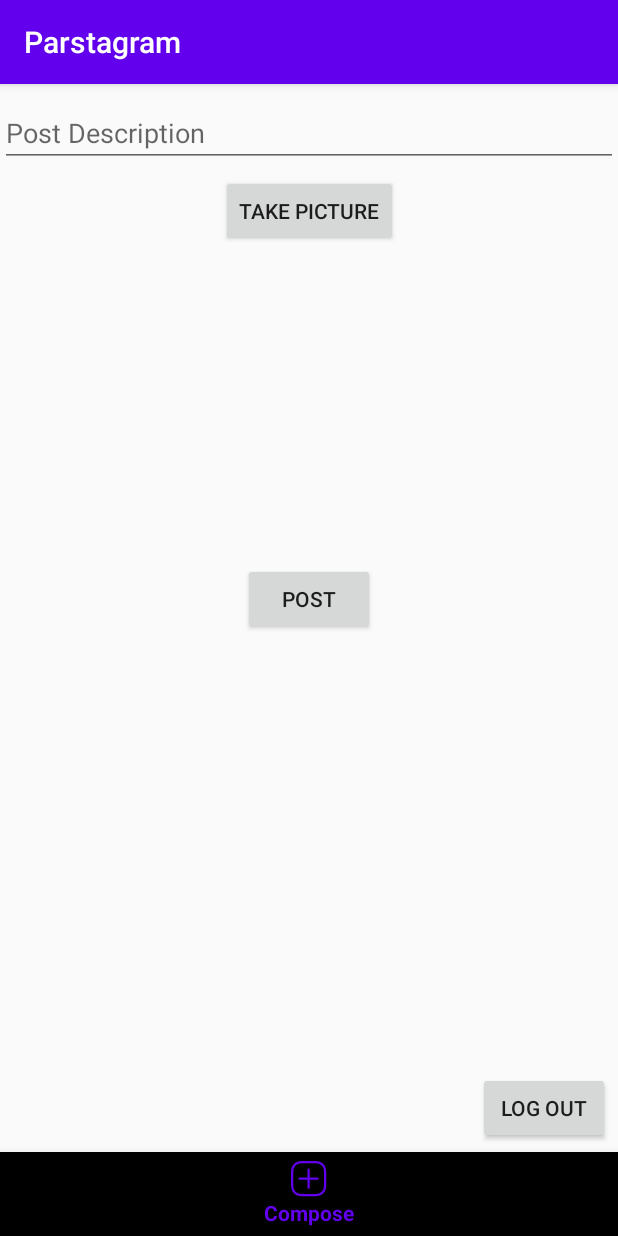
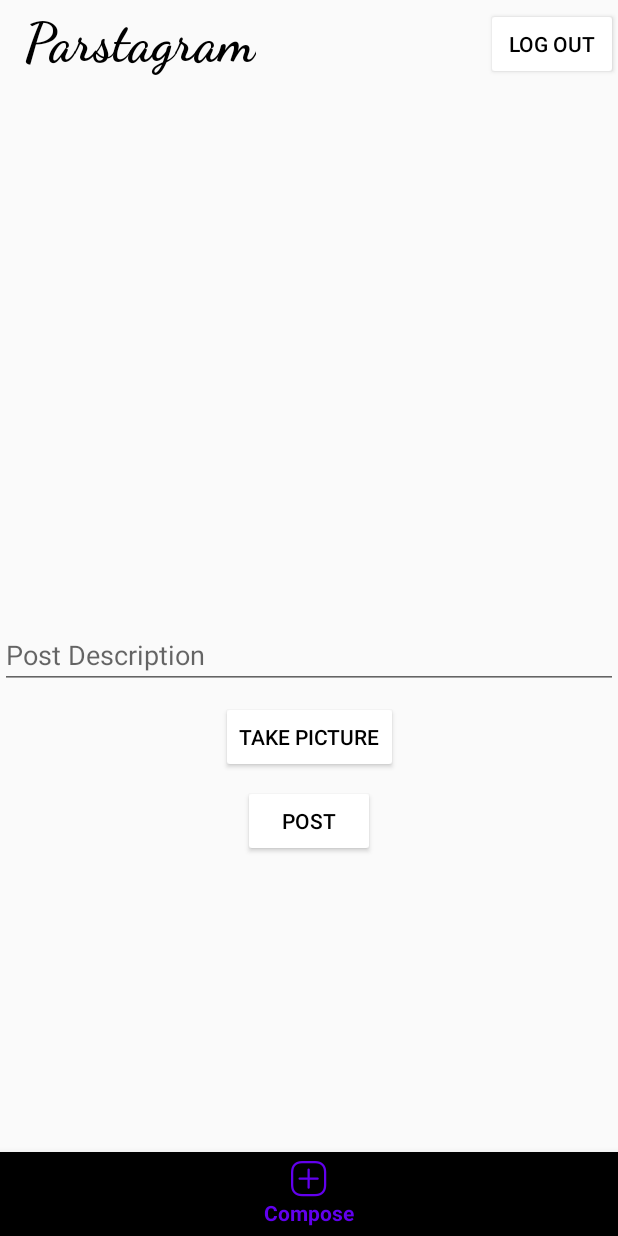
Before and after one commit to Mvye/Parstagram, an Android app: the HomeActivity screen opened directly, with no data from a screen before it, item 2 of the bottom bar chosen, on a phone screen of 412 x 824 dp. Run offline under Robolectric (Android 15) with nearby library versions, the phone set to English and light mode, and no system bars; libraries missing offline, so code that uses them is left out: com.parse; pictures from the network do not load; 5 statements that could not run were skipped.

Commit message:
Added logout button to fake toolbar, removed logout button from ComposeFragment

```diff
--- a/app/src/main/java/com/mervynm/parstagram/HomeActivity.java
+++ b/app/src/main/java/com/mervynm/parstagram/HomeActivity.java
@@ -5,31 +5,51 @@ import androidx.appcompat.app.AppCompatActivity;
 import androidx.fragment.app.Fragment;
 import androidx.fragment.app.FragmentManager;
 
+import android.content.Context;
+import android.content.Intent;
 import android.os.Bundle;
 import android.view.MenuItem;
 import android.view.View;
+import android.widget.Button;
 import android.widget.Toast;
 
 import com.google.android.material.bottomnavigation.BottomNavigationView;
 import com.mervynm.parstagram.fragments.ComposeFragment;
 import com.mervynm.parstagram.fragments.HomeFragment;
 import com.mervynm.parstagram.fragments.ProfileFragment;
+import com.parse.ParseUser;
 
 public class HomeActivity extends AppCompatActivity {
 
+    Context context;
     final FragmentManager fragmentManager = getSupportFragmentManager();
     BottomNavigationView bottomNavigationView;
+    Button buttonLogOut;
 
     @Override
     protected void onCreate(Bundle savedInstanceState) {
         super.onCreate(savedInstanceState);
         setContentView(R.layout.activity_home);
-        bottomNavigationView = findViewById(R.id.bottom_navigation);
+        context = this;
+        logoutButton();
         setupBottomNavigationItemSelected();
-        bottomNavigationView.setSelectedItemId(R.id.action_home);
+    }
+
+    private void logoutButton() {
+        buttonLogOut = findViewById(R.id.buttonLogOut);
+        buttonLogOut.setOnClickListener(new View.OnClickListener() {
+            @Override
+            public void onClick(View view) {
+                ParseUser.logOut();
+                Intent i = new Intent(context, LoginActivity.class);
+                Toast.makeText(context, "Successfully Logged Out", Toast.LENGTH_SHORT).show();
+                startActivity(i);
+            }
+        });
     }
 
     private void setupBottomNavigationItemSelected() {
+        bottomNavigationView = findViewById(R.id.bottom_navigation);
         bottomNavigationView.setOnNavigationItemSelectedListener(new BottomNavigationView.OnNavigationItemSelectedListener() {
             @Override
             public boolean onNavigationItemSelected(@NonNull MenuItem menuItem) {
@@ -47,5 +67,6 @@ public class HomeActivity extends AppCompatActivity {
                 return true;
             }
         });
+        bottomNavigationView.setSelectedItemId(R.id.action_home);
     }
 }
--- a/app/src/main/java/com/mervynm/parstagram/fragments/ComposeFragment.java
+++ b/app/src/main/java/com/mervynm/parstagram/fragments/ComposeFragment.java
@@ -24,7 +24,6 @@ import android.widget.Toast;
 
 import com.mervynm.parstagram.BitmapScaler;
 import com.mervynm.parstagram.HomeActivity;
-import com.mervynm.parstagram.LoginActivity;
 import com.mervynm.parstagram.Post;
 import com.mervynm.parstagram.R;
 import com.parse.ParseException;
@@ -42,7 +41,6 @@ public class ComposeFragment extends Fragment {
     public static final String TAG = "ComposeFragment";
     public static final int CAPTURE_IMAGE_ACTIVITY_REQUEST_CODE = 72;
 
-    Button buttonLogOut;
     Button buttonTakePicture;
     Button buttonMakePost;
     EditText editTextPostDescription;
@@ -66,7 +64,6 @@ public class ComposeFragment extends Fragment {
     public void onViewCreated(@NonNull View view, @Nullable Bundle savedInstanceState) {
         super.onViewCreated(view, savedInstanceState);
         setUpVariables(view);
-        logoutButton();
         takePicture();
         createPost();
     }
@@ -74,21 +71,8 @@ public class ComposeFragment extends Fragment {
     private void setUpVariables(View view) {
         editTextPostDescription = view.findViewById(R.id.editTextPostDescription);
         imageViewPostImage = view.findViewById(R.id.imageViewPostPicture);
-        buttonLogOut = view.findViewById(R.id.buttonLogOut);
         buttonTakePicture = view.findViewById(R.id.buttonTakePicture);
         buttonMakePost = view.findViewById(R.id.buttonMakePost);
-    }
-
-    private void logoutButton() {
-        buttonLogOut.setOnClickListener(new View.OnClickListener() {
-            @Override
-            public void onClick(View view) {
-                ParseUser.logOut();
-                Intent i = new Intent(getContext(), LoginActivity.class);
-                Toast.makeText(getContext(), "Successfully Logged Out", Toast.LENGTH_SHORT).show();
-                startActivity(i);
-            }
-        });
     }
 
     private void takePicture() {
--- a/app/src/main/res/layout/activity_home.xml
+++ b/app/src/main/res/layout/activity_home.xml
@@ -6,13 +6,44 @@
     android:layout_height="match_parent"
     tools:context=".HomeActivity">
 
+    <androidx.appcompat.widget.Toolbar
+        android:id="@+id/toolbar"
+        android:layout_width="match_parent"
+        android:layout_height="wrap_content"
+        app:layout_constraintEnd_toEndOf="parent"
+        app:layout_constraintStart_toStartOf="parent"
+        app:layout_constraintTop_toTopOf="parent">
+        <TextView
+            android:id="@+id/textViewTitle"
+            android:layout_width="wrap_content"
+            android:layout_height="wrap_content"
+            android:fontFamily="cursive"
+            android:text="@string/parstagram"
+            android:textColor="#000000"
+            android:textSize="36sp"
+            android:textStyle="bold"
+            app:layout_constraintEnd_toEndOf="parent"
+            app:layout_constraintStart_toStartOf="parent"
+            tools:layout_editor_absoluteY="5dp" />
+    </androidx.appcompat.widget.Toolbar>
+
+    <Button
+        android:id="@+id/buttonLogOut"
+        style="@style/Widget.AppCompat.Button.Colored"
+        android:layout_width="wrap_content"
+        android:layout_height="wrap_content"
+        android:layout_marginTop="5dp"
+        android:backgroundTint="#FFFFFF"
+        android:text="@string/log_out"
+        android:textColor="#000000"
+        app:layout_constraintEnd_toEndOf="parent"
+        app:layout_constraintTop_toTopOf="parent" />
     <FrameLayout
         android:id="@+id/frameLayoutContainer"
         android:layout_width="match_parent"
         android:layout_height="0dp"
         app:layout_constraintBottom_toTopOf="@+id/bottom_navigation"
-        app:layout_constraintTop_toTopOf="parent" />
-
+        app:layout_constraintTop_toBottomOf="@+id/toolbar" />
     <com.google.android.material.bottomnavigation.BottomNavigationView
         android:id="@+id/bottom_navigation"
         android:layout_width="0dp"
--- a/app/src/main/res/layout/activity_login.xml
+++ b/app/src/main/res/layout/activity_login.xml
@@ -6,6 +6,19 @@
     android:layout_height="match_parent"
     tools:context=".LoginActivity">
 
+    <TextView
+        android:id="@+id/textViewTitle"
+        android:layout_width="wrap_content"
+        android:layout_height="wrap_content"
+        android:layout_marginBottom="30dp"
+        android:fontFamily="cursive"
+        android:text="@string/parstagram"
+        android:textColor="#000000"
+        android:textSize="36sp"
+        android:textStyle="bold"
+        app:layout_constraintBottom_toTopOf="@+id/editTextUsername"
+        app:layout_constraintEnd_toEndOf="parent"
+        app:layout_constraintStart_toStartOf="parent" />
     <EditText
         android:id="@+id/editTextUsername"
         android:layout_width="wrap_content"
@@ -19,7 +32,6 @@
         app:layout_constraintHorizontal_bias="0.5"
         app:layout_constraintStart_toStartOf="parent"
         app:layout_constraintTop_toTopOf="parent" />
-
     <EditText
         android:id="@+id/editTextPassword"
         android:layout_width="wrap_content"
@@ -32,7 +44,6 @@
         app:layout_constraintHorizontal_bias="0.5"
         app:layout_constraintStart_toStartOf="parent"
         app:layout_constraintTop_toBottomOf="@+id/editTextUsername" />
-
     <Button
         android:id="@+id/buttonLogin"
         android:layout_width="210dp"
@@ -44,7 +55,6 @@
         app:layout_constraintEnd_toEndOf="parent"
         app:layout_constraintStart_toStartOf="parent"
         app:layout_constraintTop_toBottomOf="@+id/editTextPassword" />
-
     <Button
         android:id="@+id/buttonSignUp"
         android:layout_width="210dp"
@@ -56,18 +66,4 @@
         app:layout_constraintHorizontal_bias="0.5"
         app:layout_constraintStart_toStartOf="parent"
         app:layout_constraintTop_toBottomOf="@+id/buttonLogin" />
-
-    <TextView
-        android:id="@+id/textViewTitle"
-        android:layout_width="wrap_content"
-        android:layout_height="wrap_content"
-        android:layout_marginBottom="30dp"
-        android:fontFamily="cursive"
-        android:text="@string/parstagram"
-        android:textSize="36sp"
-        android:textStyle="bold"
-        app:layout_constraintBottom_toTopOf="@+id/editTextUsername"
-        app:layout_constraintEnd_toEndOf="parent"
-        app:layout_constraintStart_toStartOf="parent" />
-
 </androidx.constraintlayout.widget.ConstraintLayout>
--- a/app/src/main/res/layout/fragment_compose.xml
+++ b/app/src/main/res/layout/fragment_compose.xml
@@ -6,60 +6,52 @@
     xmlns:app="http://schemas.android.com/apk/res-auto"
     tools:context=".fragments.ComposeFragment">
 
-    <Button
-        android:id="@+id/buttonLogOut"
-        android:layout_width="wrap_content"
-        android:layout_height="wrap_content"
-        android:layout_marginEnd="5dp"
-        android:layout_marginBottom="5dp"
-        android:text="@string/log_out"
-        app:layout_constraintBottom_toBottomOf="parent"
-        app:layout_constraintEnd_toEndOf="parent" />
-
+    <ImageView
+        android:id="@+id/imageViewPostPicture"
+        android:layout_width="0dp"
+        android:layout_height="200dp"
+        android:layout_marginTop="150dp"
+        android:contentDescription="@string/image_post"
+        app:layout_constraintEnd_toEndOf="parent"
+        app:layout_constraintHorizontal_bias="0.0"
+        app:layout_constraintStart_toStartOf="parent"
+        app:layout_constraintTop_toTopOf="parent"
+        tools:srcCompat="@tools:sample/avatars" />
     <EditText
         android:id="@+id/editTextPostDescription"
         android:layout_width="0dp"
         android:layout_height="wrap_content"
-        android:layout_marginTop="10dp"
+        android:layout_marginTop="8dp"
         android:ems="10"
         android:hint="@string/post_description"
+        android:importantForAutofill="no"
         android:inputType="text"
         app:layout_constraintEnd_toEndOf="parent"
+        app:layout_constraintHorizontal_bias="1.0"
         app:layout_constraintStart_toStartOf="parent"
-        app:layout_constraintTop_toTopOf="parent"
-        android:importantForAutofill="no" />
-
+        app:layout_constraintTop_toBottomOf="@id/imageViewPostPicture" />
     <Button
         android:id="@+id/buttonTakePicture"
         android:layout_width="wrap_content"
         android:layout_height="wrap_content"
-        android:layout_marginTop="5dp"
+        android:layout_marginTop="8dp"
+        android:backgroundTint="#FFFFFF"
         android:text="@string/take_picture"
+        android:textColor="#000000"
         app:layout_constraintEnd_toEndOf="parent"
+        app:layout_constraintHorizontal_bias="0.5"
         app:layout_constraintStart_toStartOf="parent"
         app:layout_constraintTop_toBottomOf="@+id/editTextPostDescription" />
-
     <Button
         android:id="@+id/buttonMakePost"
         android:layout_width="wrap_content"
         android:layout_height="wrap_content"
-        android:layout_marginTop="5dp"
+        android:layout_marginTop="8dp"
+        android:backgroundTint="#FFFFFF"
         android:text="@string/post"
+        android:textColor="#000000"
         app:layout_constraintEnd_toEndOf="parent"
         app:layout_constraintHorizontal_bias="0.5"
         app:layout_constraintStart_toStartOf="parent"
-        app:layout_constraintTop_toBottomOf="@+id/imageViewPostPicture" />
-
-    <ImageView
-        android:id="@+id/imageViewPostPicture"
-        android:layout_width="0dp"
-        android:layout_height="200dp"
-        android:layout_marginTop="5dp"
-        android:contentDescription="@string/image_post"
-        app:layout_constraintEnd_toEndOf="parent"
-        app:layout_constraintHorizontal_bias="0.5"
-        app:layout_constraintStart_toStartOf="parent"
-        app:layout_constraintTop_toBottomOf="@+id/buttonTakePicture"
-        tools:srcCompat="@tools:sample/avatars" />
-
+        app:layout_constraintTop_toBottomOf="@+id/buttonTakePicture" />
 </androidx.constraintlayout.widget.ConstraintLayout>
--- a/app/src/main/res/layout/fragment_home.xml
+++ b/app/src/main/res/layout/fragment_home.xml
@@ -10,7 +10,6 @@
         android:id="@+id/swipeContainer"
         android:layout_width="match_parent"
         android:layout_height="match_parent">
-
         <androidx.recyclerview.widget.RecyclerView
             android:id="@+id/recyclerViewFeed"
             android:layout_width="0dp"
@@ -19,6 +18,5 @@
             app:layout_constraintEnd_toEndOf="parent"
             app:layout_constraintStart_toStartOf="parent"
             app:layout_constraintTop_toTopOf="parent" />
-
     </androidx.swiperefreshlayout.widget.SwipeRefreshLayout>
 </androidx.constraintlayout.widget.ConstraintLayout>
--- a/app/src/main/res/values/styles.xml
+++ b/app/src/main/res/values/styles.xml
@@ -1,6 +1,6 @@
 <resources>
     <!-- Base application theme. -->
-    <style name="AppTheme" parent="Theme.AppCompat.Light.DarkActionBar">
+    <style name="AppTheme" parent="Theme.AppCompat.Light.NoActionBar">
         <!-- Customize your theme here. -->
         <item name="colorPrimary">@color/colorPrimary</item>
         <item name="colorPrimaryDark">@color/colorPrimaryDark</item>
```
